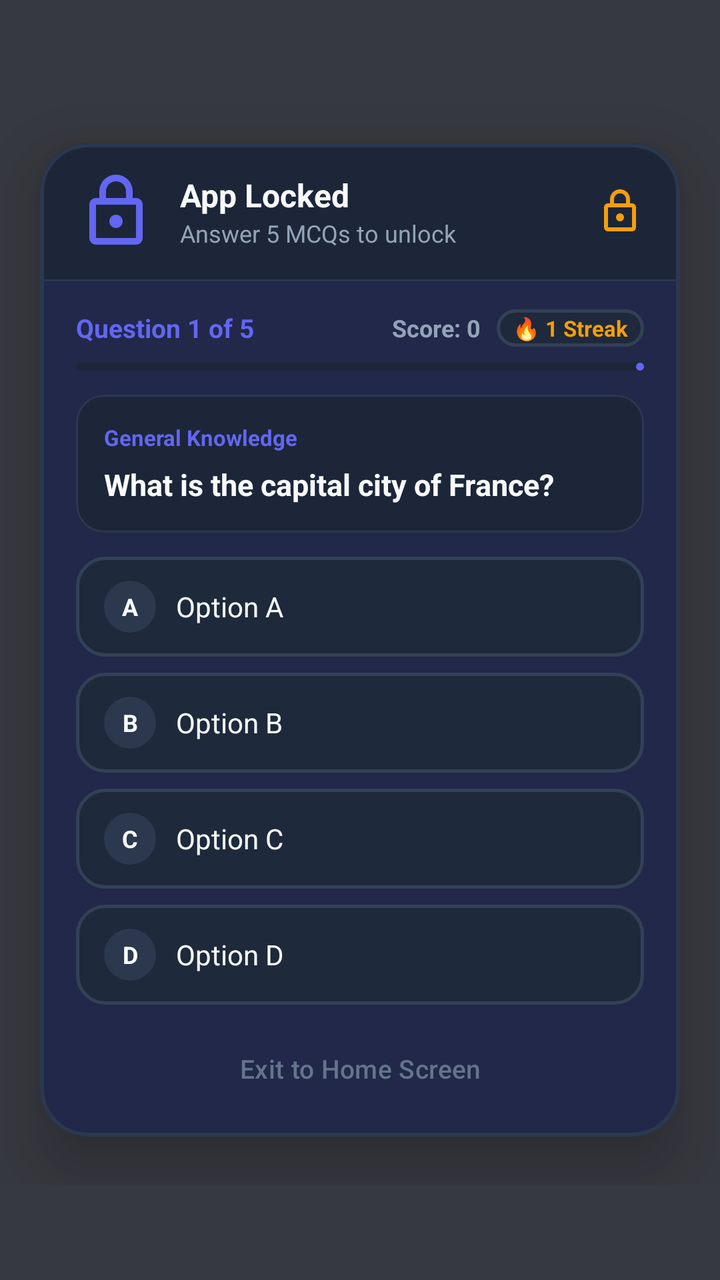
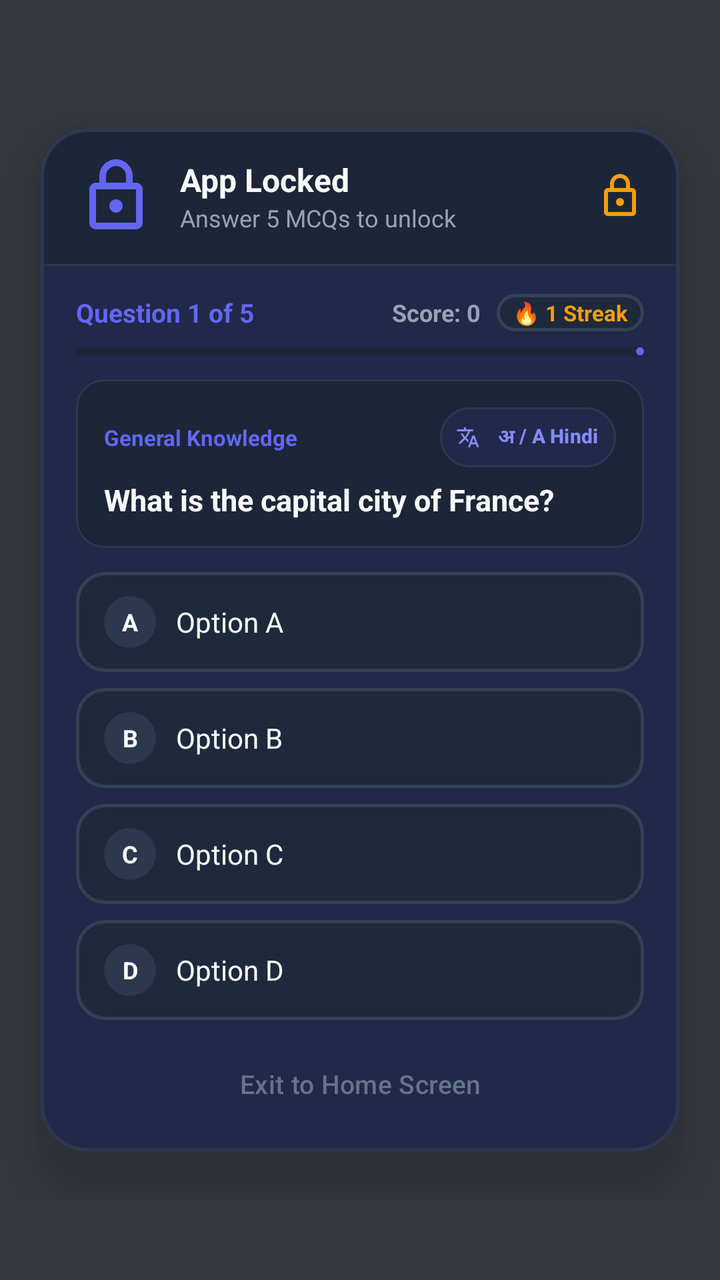

Before-and-after screenshots of an Android layout around one commit, followed by the original layout XML and the change that was made.
<!-- AndroidManifest.xml: activity theme Theme.Quizee.FloatingDialog -->
<!-- res/layout/activity_quiz_lock.xml -->
<?xml version="1.0" encoding="utf-8"?>
<FrameLayout xmlns:android="http://schemas.android.com/apk/res/android"
    xmlns:app="http://schemas.android.com/apk/res-auto"
    xmlns:tools="http://schemas.android.com/tools"
    android:layout_width="match_parent"
    android:layout_height="match_parent"
    android:background="@color/floating_scrim"
    android:clickable="true"
    android:focusable="true">

    <androidx.core.widget.NestedScrollView
        android:layout_width="match_parent"
        android:layout_height="wrap_content"
        android:layout_gravity="center"
        android:overScrollMode="never">

        
        <com.google.android.material.card.MaterialCardView
            android:id="@+id/cardDialogContainer"
            android:layout_width="match_parent"
            android:layout_height="wrap_content"
            android:layout_gravity="center"
            android:layout_marginHorizontal="20dp"
            android:layout_marginVertical="24dp"
            app:cardBackgroundColor="@color/card_dark"
            app:cardCornerRadius="24dp"
            app:cardElevation="20dp"
            app:strokeColor="@color/border_dark"
            app:strokeWidth="2dp">

            <LinearLayout
                android:layout_width="match_parent"
                android:layout_height="wrap_content"
                android:orientation="vertical">

                
                <LinearLayout
                    android:id="@+id/layoutDialogHeader"
                    android:layout_width="match_parent"
                    android:layout_height="wrap_content"
                    android:background="@color/card_dark_elevated"
                    android:gravity="center_vertical"
                    android:orientation="horizontal"
                    android:paddingHorizontal="18dp"
                    android:paddingVertical="14dp">

                    <ImageView
                        android:id="@+id/ivLockedAppIcon"
                        android:layout_width="40dp"
                        android:layout_height="40dp"
                        android:contentDescription="Locked App Icon"
                        android:src="@drawable/ic_lock"
                        app:tint="@color/accent" />

                    <LinearLayout
                        android:layout_width="0dp"
                        android:layout_height="wrap_content"
                        android:layout_marginStart="12dp"
                        android:layout_weight="1"
                        android:orientation="vertical">

                        <TextView
                            android:id="@+id/tvLockedAppName"
                            android:layout_width="wrap_content"
                            android:layout_height="wrap_content"
                            android:text="App Locked"
                            android:textColor="@color/text_primary"
                            android:textSize="16sp"
                            android:textStyle="bold" />

                        <TextView
                            android:id="@+id/tvLockedAppSubtitle"
                            android:layout_width="wrap_content"
                            android:layout_height="wrap_content"
                            android:text="Answer 5 MCQs to unlock"
                            android:textColor="@color/text_secondary"
                            android:textSize="12sp" />
                    </LinearLayout>

                    <ImageView
                        android:id="@+id/ivHeaderLockBadge"
                        android:layout_width="24dp"
                        android:layout_height="24dp"
                        android:src="@drawable/ic_lock"
                        app:tint="@color/warning_amber" />
                </LinearLayout>

                <View
                    android:layout_width="match_parent"
                    android:layout_height="1dp"
                    android:background="@color/border_dark" />

                
                <LinearLayout
                    android:id="@+id/layoutActiveQuiz"
                    android:layout_width="match_parent"
                    android:layout_height="wrap_content"
                    android:orientation="vertical"
                    android:paddingHorizontal="18dp"
                    android:paddingTop="14dp"
                    android:paddingBottom="10dp"
                    android:visibility="visible">

                    
                    <LinearLayout
                        android:layout_width="match_parent"
                        android:layout_height="wrap_content"
                        android:gravity="center_vertical"
                        android:orientation="horizontal">

                        <TextView
                            android:id="@+id/tvQuestionProgress"
                            android:layout_width="0dp"
                            android:layout_height="wrap_content"
                            android:layout_weight="1"
                            android:text="Question 1 of 5"
                            android:textColor="@color/accent"
                            android:textSize="13sp"
                            android:textStyle="bold" />

                        <TextView
                            android:id="@+id/tvScoreBadge"
                            android:layout_width="wrap_content"
                            android:layout_height="wrap_content"
                            android:text="Score: 0"
                            android:textColor="@color/text_secondary"
                            android:textSize="12sp"
                            android:textStyle="bold" />

                        <TextView
                            android:id="@+id/tvQuizStreakBadge"
                            android:layout_width="wrap_content"
                            android:layout_height="wrap_content"
                            android:layout_marginStart="8dp"
                            android:background="@drawable/bg_option_default"
                            android:paddingHorizontal="8dp"
                            android:paddingVertical="2dp"
                            android:text="🔥 1 Streak"
                            android:textColor="@color/warning_amber"
                            android:textSize="11sp"
                            android:textStyle="bold" />
                    </LinearLayout>

                    <com.google.android.material.progressindicator.LinearProgressIndicator
                        android:id="@+id/progressBar"
                        android:layout_width="match_parent"
                        android:layout_height="5dp"
                        android:layout_marginTop="8dp"
                        android:max="5"
                        android:progress="1"
                        app:indicatorColor="@color/accent"
                        app:trackColor="@color/card_dark_elevated"
                        app:trackCornerRadius="3dp" />

                    
                    <com.google.android.material.card.MaterialCardView
                        android:layout_width="match_parent"
                        android:layout_height="wrap_content"
                        android:layout_marginTop="12dp"
                        app:cardBackgroundColor="@color/card_dark_elevated"
                        app:cardCornerRadius="14dp"
                        app:cardElevation="0dp"
                        app:strokeColor="@color/border_dark"
                        app:strokeWidth="1dp">

                        <LinearLayout
                            android:layout_width="match_parent"
                            android:layout_height="wrap_content"
                            android:orientation="vertical"
                            android:padding="14dp">

                            <TextView
                                android:id="@+id/tvCategory"
                                android:layout_width="wrap_content"
                                android:layout_height="wrap_content"
                                android:text="General Knowledge"
                                android:textColor="@color/accent"
                                android:textSize="11sp"
                                android:textStyle="bold" />

                            <TextView
                                android:id="@+id/tvQuestionText"
                                android:layout_width="match_parent"
                                android:layout_height="wrap_content"
                                android:layout_marginTop="6dp"
                                android:lineSpacingExtra="3dp"
                                android:text="What is the capital city of France?"
                                android:textColor="@color/text_primary"
                                android:textSize="15sp"
                                android:textStyle="bold" />
                        </LinearLayout>
                    </com.google.android.material.card.MaterialCardView>

                    
                    <LinearLayout
                        android:id="@+id/layoutOptions"
                        android:layout_width="match_parent"
                        android:layout_height="wrap_content"
                        android:layout_marginTop="12dp"
                        android:orientation="vertical">

                        
                        <FrameLayout
                            android:id="@+id/btnOption0"
                            android:layout_width="match_parent"
                            android:layout_height="wrap_content"
                            android:layout_marginBottom="8dp"
                            android:background="@drawable/bg_option_default"
                            android:clickable="true"
                            android:focusable="true"
                            android:paddingHorizontal="14dp"
                            android:paddingVertical="12dp">

                            <LinearLayout
                                android:layout_width="match_parent"
                                android:layout_height="wrap_content"
                                android:gravity="center_vertical"
                                android:orientation="horizontal">

                                <TextView
                                    android:id="@+id/tvOptionBadge0"
                                    android:layout_width="26dp"
                                    android:layout_height="26dp"
                                    android:background="@drawable/bg_card"
                                    android:backgroundTint="#2B384E"
                                    android:gravity="center"
                                    android:text="A"
                                    android:textColor="@color/text_primary"
                                    android:textSize="12sp"
                                    android:textStyle="bold" />

                                <TextView
                                    android:id="@+id/tvOptionText0"
                                    android:layout_width="0dp"
                                    android:layout_height="wrap_content"
                                    android:layout_marginStart="10dp"
                                    android:layout_weight="1"
                                    android:text="Option A"
                                    android:textColor="@color/text_primary"
                                    android:textSize="14sp" />

                                <ImageView
                                    android:id="@+id/ivFeedback0"
                                    android:layout_width="22dp"
                                    android:layout_height="22dp"
                                    android:visibility="gone" />
                            </LinearLayout>
                        </FrameLayout>

                        
                        <FrameLayout
                            android:id="@+id/btnOption1"
                            android:layout_width="match_parent"
                            android:layout_height="wrap_content"
                            android:layout_marginBottom="8dp"
                            android:background="@drawable/bg_option_default"
                            android:clickable="true"
                            android:focusable="true"
                            android:paddingHorizontal="14dp"
                            android:paddingVertical="12dp">

                            <LinearLayout
                                android:layout_width="match_parent"
                                android:layout_height="wrap_content"
                                android:gravity="center_vertical"
                                android:orientation="horizontal">

                                <TextView
                                    android:id="@+id/tvOptionBadge1"
                                    android:layout_width="26dp"
                                    android:layout_height="26dp"
                                    android:background="@drawable/bg_card"
                                    android:backgroundTint="#2B384E"
                                    android:gravity="center"
                                    android:text="B"
                                    android:textColor="@color/text_primary"
                                    android:textSize="12sp"
                                    android:textStyle="bold" />

                                <TextView
                                    android:id="@+id/tvOptionText1"
                                    android:layout_width="0dp"
                                    android:layout_height="wrap_content"
                                    android:layout_marginStart="10dp"
                                    android:layout_weight="1"
                                    android:text="Option B"
                                    android:textColor="@color/text_primary"
                                    android:textSize="14sp" />

                                <ImageView
                                    android:id="@+id/ivFeedback1"
                                    android:layout_width="22dp"
                                    android:layout_height="22dp"
                                    android:visibility="gone" />
                            </LinearLayout>
                        </FrameLayout>

                        
                        <FrameLayout
                            android:id="@+id/btnOption2"
                            android:layout_width="match_parent"
                            android:layout_height="wrap_content"
                            android:layout_marginBottom="8dp"
                            android:background="@drawable/bg_option_default"
                            android:clickable="true"
                            android:focusable="true"
                            android:paddingHorizontal="14dp"
                            android:paddingVertical="12dp">

                            <LinearLayout
                                android:layout_width="match_parent"
                                android:layout_height="wrap_content"
                                android:gravity="center_vertical"
                                android:orientation="horizontal">

                                <TextView
                                    android:id="@+id/tvOptionBadge2"
                                    android:layout_width="26dp"
                                    android:layout_height="26dp"
                                    android:background="@drawable/bg_card"
                                    android:backgroundTint="#2B384E"
                                    android:gravity="center"
                                    android:text="C"
                                    android:textColor="@color/text_primary"
                                    android:textSize="12sp"
                                    android:textStyle="bold" />

                                <TextView
                                    android:id="@+id/tvOptionText2"
                                    android:layout_width="0dp"
                                    android:layout_height="wrap_content"
                                    android:layout_marginStart="10dp"
                                    android:layout_weight="1"
                                    android:text="Option C"
                                    android:textColor="@color/text_primary"
                                    android:textSize="14sp" />

                                <ImageView
                                    android:id="@+id/ivFeedback2"
                                    android:layout_width="22dp"
                                    android:layout_height="22dp"
                                    android:visibility="gone" />
                            </LinearLayout>
                        </FrameLayout>

                        
                        <FrameLayout
                            android:id="@+id/btnOption3"
                            android:layout_width="match_parent"
                            android:layout_height="wrap_content"
                            android:layout_marginBottom="8dp"
                            android:background="@drawable/bg_option_default"
                            android:clickable="true"
                            android:focusable="true"
                            android:paddingHorizontal="14dp"
                            android:paddingVertical="12dp">

                            <LinearLayout
                                android:layout_width="match_parent"
                                android:layout_height="wrap_content"
                                android:gravity="center_vertical"
                                android:orientation="horizontal">

                                <TextView
                                    android:id="@+id/tvOptionBadge3"
                                    android:layout_width="26dp"
                                    android:layout_height="26dp"
                                    android:background="@drawable/bg_card"
                                    android:backgroundTint="#2B384E"
                                    android:gravity="center"
                                    android:text="D"
                                    android:textColor="@color/text_primary"
                                    android:textSize="12sp"
                                    android:textStyle="bold" />

                                <TextView
                                    android:id="@+id/tvOptionText3"
                                    android:layout_width="0dp"
                                    android:layout_height="wrap_content"
                                    android:layout_marginStart="10dp"
                                    android:layout_weight="1"
                                    android:text="Option D"
                                    android:textColor="@color/text_primary"
                                    android:textSize="14sp" />

                                <ImageView
                                    android:id="@+id/ivFeedback3"
                                    android:layout_width="22dp"
                                    android:layout_height="22dp"
                                    android:visibility="gone" />
                            </LinearLayout>
                        </FrameLayout>

                    </LinearLayout>

                    
                    <com.google.android.material.button.MaterialButton
                        android:id="@+id/btnExitHome"
                        style="@style/Widget.Material3.Button.TextButton"
                        android:layout_width="match_parent"
                        android:layout_height="wrap_content"
                        android:text="Exit to Home Screen"
                        android:textColor="@color/text_muted"
                        android:textSize="13sp" />

                </LinearLayout>

                
                <LinearLayout
                    android:id="@+id/layoutQuizCompleted"
                    android:layout_width="match_parent"
                    android:layout_height="wrap_content"
                    android:gravity="center_horizontal"
                    android:orientation="vertical"
                    android:paddingHorizontal="24dp"
                    android:paddingTop="28dp"
                    android:paddingBottom="24dp"
                    android:visibility="gone">

                    
                    <FrameLayout
                        android:id="@+id/flCompletedBadge"
                        android:layout_width="72dp"
                        android:layout_height="72dp"
                        android:background="@drawable/bg_card"
                        android:backgroundTint="#064E3B">

                        <ImageView
                            android:id="@+id/ivCompletedIcon"
                            android:layout_width="38dp"
                            android:layout_height="38dp"
                            android:layout_gravity="center"
                            android:src="@drawable/ic_unlock"
                            app:tint="@color/correct_green" />
                    </FrameLayout>

                    <TextView
                        android:id="@+id/tvCompletedTitle"
                        android:layout_width="wrap_content"
                        android:layout_height="wrap_content"
                        android:layout_marginTop="16dp"
                        android:text="🎉 Quiz Completed!"
                        android:textColor="@color/text_primary"
                        android:textSize="20sp"
                        android:textStyle="bold" />

                    <TextView
                        android:id="@+id/tvCompletedSubtitle"
                        android:layout_width="wrap_content"
                        android:layout_height="wrap_content"
                        android:layout_marginTop="6dp"
                        android:gravity="center"
                        android:text="You answered all 5 MCQs.\nYour app is now unlocked!"
                        android:textColor="@color/text_secondary"
                        android:textSize="14sp" />

                    <TextView
                        android:id="@+id/tvFinalScore"
                        android:layout_width="wrap_content"
                        android:layout_height="wrap_content"
                        android:layout_marginTop="10dp"
                        android:background="@drawable/bg_card"
                        android:backgroundTint="#1F2B3E"
                        android:paddingHorizontal="16dp"
                        android:paddingVertical="6dp"
                        android:text="Score: 5 / 5 Correct"
                        android:textColor="@color/correct_green"
                        android:textSize="14sp"
                        android:textStyle="bold" />

                    
                    <com.google.android.material.button.MaterialButton
                        android:id="@+id/btnOpenApp"
                        style="@style/Widget.Material3.Button"
                        android:layout_width="match_parent"
                        android:layout_height="54dp"
                        android:layout_marginTop="22dp"
                        android:text="OPEN APP"
                        android:textColor="@color/white"
                        android:textSize="16sp"
                        android:textStyle="bold"
                        app:backgroundTint="@color/correct_green"
                        app:cornerRadius="16dp"
                        app:icon="@drawable/ic_unlock"
                        app:iconGravity="textStart"
                        app:iconPadding="10dp"
                        app:iconSize="22dp"
                        app:iconTint="@color/white" />

                    
                    <com.google.android.material.button.MaterialButton
                        android:id="@+id/btnRetryQuiz"
                        style="@style/Widget.Material3.Button"
                        android:layout_width="match_parent"
                        android:layout_height="54dp"
                        android:layout_marginTop="22dp"
                        android:text="RETRY &amp; REVISE (SAME QUESTIONS)"
                        android:textColor="@color/white"
                        android:textSize="14sp"
                        android:textStyle="bold"
                        android:visibility="gone"
                        app:backgroundTint="@color/primary"
                        app:cornerRadius="16dp"
                        app:icon="@drawable/ic_quiz"
                        app:iconGravity="textStart"
                        app:iconPadding="10dp"
                        app:iconSize="20dp"
                        app:iconTint="@color/white" />

                    
                    <com.google.android.material.button.MaterialButton
                        android:id="@+id/btnExitCompleted"
                        style="@style/Widget.Material3.Button.TextButton"
                        android:layout_width="match_parent"
                        android:layout_height="wrap_content"
                        android:layout_marginTop="8dp"
                        android:text="Exit to Home"
                        android:textColor="@color/text_muted"
                        android:textSize="13sp" />

                </LinearLayout>

            </LinearLayout>

        </com.google.android.material.card.MaterialCardView>

    </androidx.core.widget.NestedScrollView>

</FrameLayout>
<!-- resources referenced by this layout -->
<resources>
  <color name="accent">#6366F1</color>
  <color name="border_dark">#2B384E</color>
  <color name="card_dark">#151D2C</color>
  <color name="card_dark_elevated">#1C2638</color>
  <color name="correct_green">#10B981</color>
  <color name="floating_scrim">#CC050811</color>
  <color name="primary">#6366F1</color>
  <color name="text_muted">#64748B</color>
  <color name="text_primary">#F8FAFC</color>
  <color name="text_secondary">#94A3B8</color>
  <color name="warning_amber">#F59E0B</color>
  <color name="white">#FFFFFF</color>
  <!-- drawable bg_card (drawable) -->
  <?xml version="1.0" encoding="utf-8"?>
  <shape xmlns:android="http://schemas.android.com/apk/res/android"
      android:shape="oval">
      <solid android:color="#334155" />
  </shape>
  <!-- drawable bg_option_default (drawable) -->
  <?xml version="1.0" encoding="utf-8"?>
  <shape xmlns:android="http://schemas.android.com/apk/res/android"
      android:shape="rectangle">
      <corners android:radius="14dp" />
      <solid android:color="#1E293B" />
      <stroke
          android:width="1.5dp"
          android:color="#334155" />
  </shape>
  <!-- drawable ic_lock (drawable) -->
  <vector xmlns:android="http://schemas.android.com/apk/res/android"
      android:width="24dp"
      android:height="24dp"
      android:viewportWidth="24"
      android:viewportHeight="24">
    <path
        android:fillColor="#FFFFFFFF"
        android:pathData="M18,8h-1V6c0,-2.76 -2.24,-5 -5,-5S7,3.24 7,6v2H6c-1.1,0 -2,0.9 -2,2v10c0,1.1 0.9,2 2,2h12c1.1,0 2,-0.9 2,-2V10c0,-1.1 -0.9,-2 -2,-2zM9,6c0,-1.66 1.34,-3 3,-3s3,1.34 3,3v2H9V6zm9,14H6V10h12v10zm-6,-3c1.1,0 2,-0.9 2,-2s-0.9,-2 -2,-2 -2,0.9 -2,2 0.9,2 2,2z"/>
  </vector>
  <!-- drawable ic_quiz (drawable) -->
  <vector xmlns:android="http://schemas.android.com/apk/res/android"
      android:width="24dp"
      android:height="24dp"
      android:viewportWidth="24"
      android:viewportHeight="24">
    <path
        android:fillColor="#FFFFFFFF"
        android:pathData="M19,3H5C3.9,3 3,3.9 3,5v14c0,1.1 0.9,2 2,2h14c1.1,0 2,-0.9 2,-2V5C21,3.9 20.1,3 19,3zM19,19H5V5h14V19zM11,15h2v2h-2V15zM12,7c-1.66,0 -3,1.34 -3,3h2c0,-0.55 0.45,-1 1,-1s1,0.45 1,1c0,1 -1.5,1.5 -1.5,3h1.5c0,-0.75 1.5,-1.25 1.5,-2.5 0,-1.66 -1.34,-3 -3,-3z"/>
  </vector>
  <!-- drawable ic_unlock (drawable) -->
  <vector xmlns:android="http://schemas.android.com/apk/res/android"
      android:width="24dp"
      android:height="24dp"
      android:viewportWidth="24"
      android:viewportHeight="24">
    <path
        android:fillColor="#FFFFFFFF"
        android:pathData="M12,17c1.1,0 2,-0.9 2,-2s-0.9,-2 -2,-2 -2,0.9 -2,2 0.9,2 2,2zm6,-9h-1V6c0,-2.76 -2.24,-5 -5,-5S7,3.24 7,6h1.9c0,-1.71 1.39,-3.1 3.1,-3.1 1.71,0 3.1,1.39 3.1,3.1v2H6c-1.1,0 -2,0.9 -2,2v10c0,1.1 0.9,2 2,2h12c1.1,0 2,-0.9 2,-2V10c0,-1.1 -0.9,-2 -2,-2zm0,12H6V10h12v10z"/>
  </vector>
  <!-- unchanged entries left out for length: 1 -->
</resources>

<!-- the commit's change to res/layout/activity_quiz_lock.xml (unified diff, before → after) -->
@@ -169,14 +169,44 @@
                             android:orientation="vertical"
                             android:padding="14dp">
 
-                            <TextView
-                                android:id="@+id/tvCategory"
-                                android:layout_width="wrap_content"
+                            <LinearLayout
+                                android:layout_width="match_parent"
                                 android:layout_height="wrap_content"
-                                android:text="General Knowledge"
-                                android:textColor="@color/accent"
-                                android:textSize="11sp"
-                                android:textStyle="bold" />
+                                android:gravity="center_vertical"
+                                android:orientation="horizontal">
+
+                                <TextView
+                                    android:id="@+id/tvCategory"
+                                    android:layout_width="0dp"
+                                    android:layout_height="wrap_content"
+                                    android:layout_weight="1"
+                                    android:text="General Knowledge"
+                                    android:textColor="@color/accent"
+                                    android:textSize="11sp"
+                                    android:textStyle="bold" />
+
+                                <com.google.android.material.button.MaterialButton
+                                    android:id="@+id/btnTranslate"
+                                    style="@style/Widget.Material3.Button.TonalButton"
+                                    android:layout_width="wrap_content"
+                                    android:layout_height="30dp"
+                                    android:text="अ / A Hindi"
+                                    android:textSize="10sp"
+                                    android:textStyle="bold"
+                                    android:textColor="@color/primary_light"
+                                    app:backgroundTint="@color/card_dark"
+                                    app:strokeColor="@color/border_dark"
+                                    app:strokeWidth="1dp"
+                                    app:cornerRadius="15dp"
+                                    app:icon="@drawable/ic_translate"
+                                    app:iconSize="12dp"
+                                    app:iconTint="@color/primary_light"
+                                    android:paddingHorizontal="8dp"
+                                    android:paddingVertical="0dp"
+                                    android:insetTop="0dp"
+                                    android:insetBottom="0dp" />
+
+                            </LinearLayout>
 
                             <TextView
                                 android:id="@+id/tvQuestionText"
<!-- resource entries referenced after the edit -->
@@ -7,6 +7,7 @@
   <color name="correct_green">#10B981</color>
   <color name="floating_scrim">#CC050811</color>
   <color name="primary">#6366F1</color>
+  <color name="primary_light">#818CF8</color>
   <color name="text_muted">#64748B</color>
   <color name="text_primary">#F8FAFC</color>
   <color name="text_secondary">#94A3B8</color>
@@ -48,6 +49,16 @@
         android:fillColor="#FFFFFFFF"
         android:pathData="M19,3H5C3.9,3 3,3.9 3,5v14c0,1.1 0.9,2 2,2h14c1.1,0 2,-0.9 2,-2V5C21,3.9 20.1,3 19,3zM19,19H5V5h14V19zM11,15h2v2h-2V15zM12,7c-1.66,0 -3,1.34 -3,3h2c0,-0.55 0.45,-1 1,-1s1,0.45 1,1c0,1 -1.5,1.5 -1.5,3h1.5c0,-0.75 1.5,-1.25 1.5,-2.5 0,-1.66 -1.34,-3 -3,-3z"/>
   </vector>
+  <!-- drawable ic_translate (drawable) -->
+  <vector xmlns:android="http://schemas.android.com/apk/res/android"
+      android:width="24dp"
+      android:height="24dp"
+      android:viewportWidth="24"
+      android:viewportHeight="24">
+    <path
+        android:fillColor="@color/white"
+        android:pathData="M12.87,15.07l-2.54,-2.51l0.03,-0.03c1.74,-1.94 2.98,-4.17 3.71,-6.53H17V4h-7V2H8v2H1v1.99h11.17C11.5,7.92 10.44,9.75 9,11.35 8.07,10.32 7.3,9.19 6.69,8h-2c0.73,1.63 1.73,3.17 2.98,4.56l-5.09,5.02L4,19l5,-5 3.11,3.11 0.76,-2.04zM18.5,10h-2L12,22h2l1.12,-3h4.75L21,22h2l-4.5,-12zm-2.62,7l1.62,-4.33L19.12,17h-3.24z"/>
+  </vector>
   <!-- drawable ic_unlock (drawable) -->
   <vector xmlns:android="http://schemas.android.com/apk/res/android"
       android:width="24dp"
